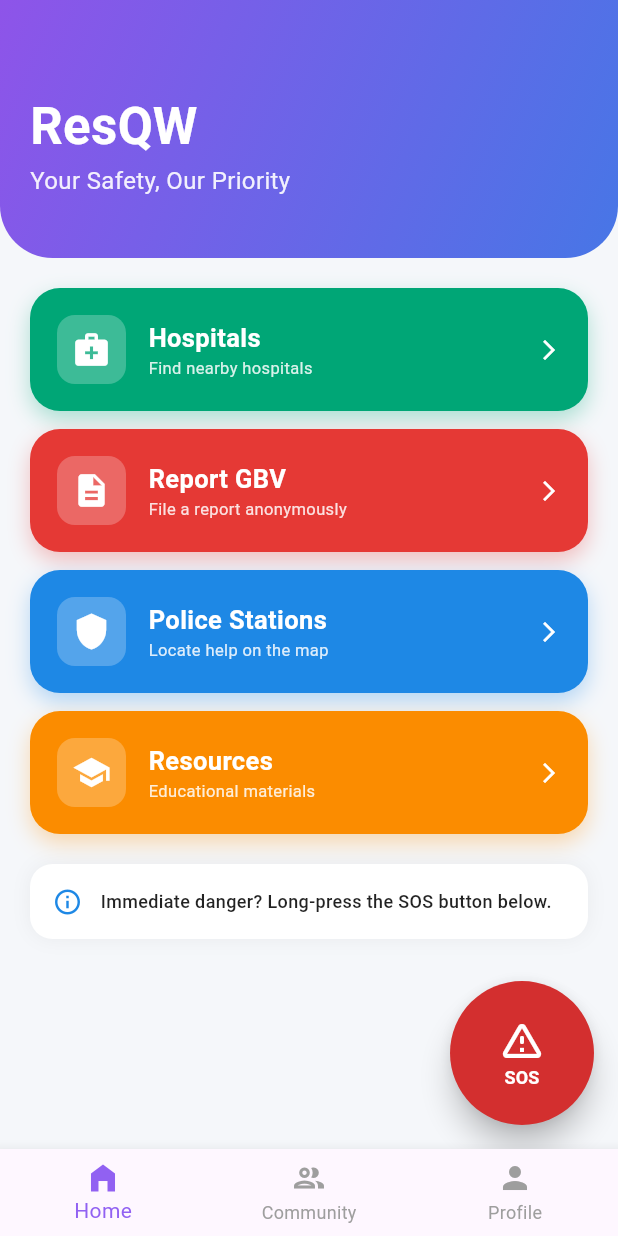
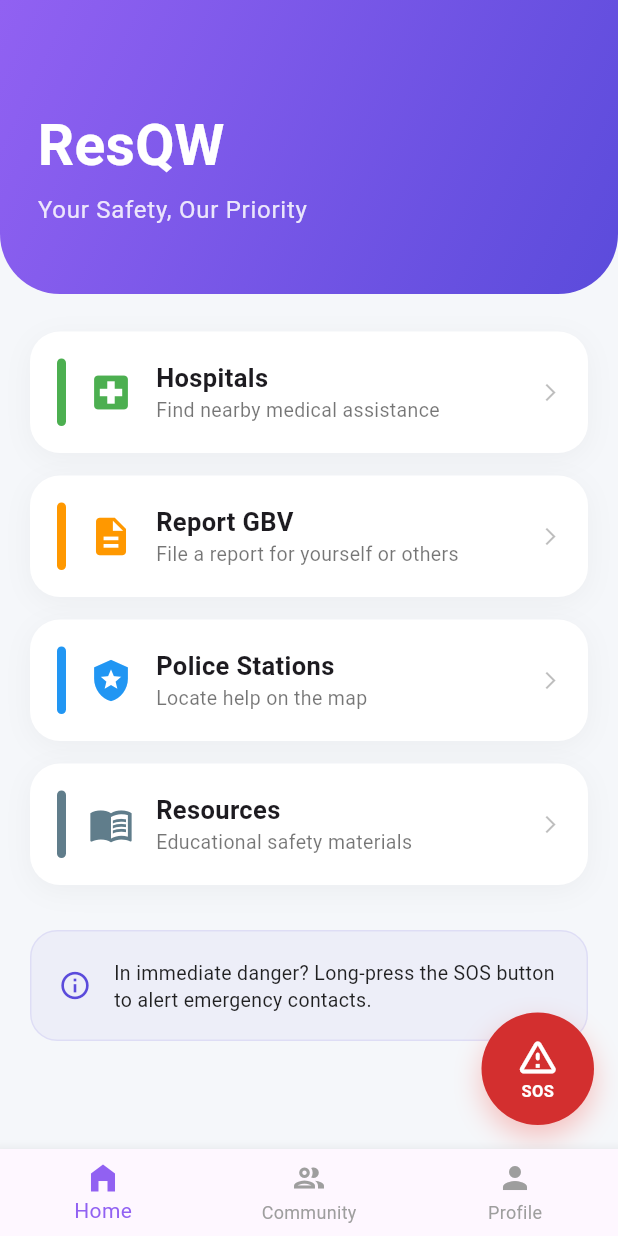
Before and after one commit to BeatriceNzilani/resqw_mobileapp, a Flutter app: the screen it shows after launch, on a phone screen of 412 x 824 dp. Run offline on Flutter 3.47's test engine with Material 3 defaults, Android fonts, the phone set to English and light mode, and no system bars; our stand-ins replace supabase_flutter; accounts and stored records are empty.

Commit message:
Updated home screen UI

```diff
--- a/lib/screens/home_screen.dart
+++ b/lib/screens/home_screen.dart
@@ -9,121 +9,189 @@ class HomeScreen extends StatelessWidget {
       backgroundColor: const Color(0xFFF5F7FA),
       body: Column(
         children: [
-          // GRADIENT HEADER
-          Container(
+          _buildGradientHeader(),
+          Expanded(
+            child: SingleChildScrollView(
+              padding: const EdgeInsets.symmetric(horizontal: 20, vertical: 25),
+              child: Column(
+                children: [
+                  _buildActionCard(
+                    title: "Hospitals",
+                    subtitle: "Find nearby medical assistance",
+                    icon: Icons.local_hospital,
+                    color: Colors.green,
+                    onTap: () => print("Navigate to Hospitals"),
+                  ),
+                  const SizedBox(height: 15),
+                  _buildActionCard(
+                    title: "Report GBV",
+                    subtitle: "File a report for yourself or others",
+                    icon: Icons.description,
+                    color: Colors.orange,
+                    onTap: () {
+                      print("Navigate to GBV Reporting Selection");
+                    },
+                  ),
+                  const SizedBox(height: 15),
+                  _buildActionCard(
+                    title: "Police Stations",
+                    subtitle: "Locate help on the map",
+                    icon: Icons.local_police,
+                    color: Colors.blue,
+                    onTap: () => print("Navigate to Police"),
+                  ),
+                  const SizedBox(height: 15),
+                  _buildActionCard(
+                    title: "Resources",
+                    subtitle: "Educational safety materials",
+                    icon: Icons.menu_book,
+                    color: Colors.blueGrey,
+                    onTap: () => print("Navigate to Resources"),
+                  ),
+                  const SizedBox(height: 30),
+                  _buildInfoBox(),
+                ],
+              ),
+            ),
+          ),
+        ],
+      ),
+      // MOVED TO THE RIGHT
+      floatingActionButton: _buildSOSButton(),
+      floatingActionButtonLocation: FloatingActionButtonLocation.endFloat,
+    );
+  }
+
+  // --- UI COMPONENTS ---
+
+  Widget _buildGradientHeader() {
+    return Container(
       width: double.infinity,
-            padding: const EdgeInsets.only(top: 60, left: 20, right: 20, bottom: 40),
+      padding: const EdgeInsets.only(top: 70, left: 25, right: 25, bottom: 45),
       decoration: const BoxDecoration(
         gradient: LinearGradient(
           begin: Alignment.topLeft,
           end: Alignment.bottomRight,
-                colors: [Color(0xFF8E54E9), Color(0xFF4776E6)],
+          // UPDATED PURPLE SHADES
+          colors: [Color(0xFF9161F2), Color(0xFF5B4BDB)],
         ),
         borderRadius: BorderRadius.only(
-                bottomLeft: Radius.circular(35),
-                bottomRight: Radius.circular(35),
+          bottomLeft: Radius.circular(40),
+          bottomRight: Radius.circular(40),
         ),
       ),
       child: Column(
         crossAxisAlignment: CrossAxisAlignment.start,
         children: [
-                const Text("ResQW",
-                  style: TextStyle(fontSize: 34, fontWeight: FontWeight.bold, color: Colors.white)),
-                Text("Your Safety, Our Priority",
-                  style: TextStyle(color: Colors.white.withOpacity(0.9), fontSize: 16)),
-              ],
+          const Text(
+            "ResQW",
+            style: TextStyle(fontSize: 38, fontWeight: FontWeight.bold, color: Colors.white),
           ),
-          ),
-
-          // STATIC ACTION CARDS
-          Padding(
-            padding: const EdgeInsets.symmetric(horizontal: 20, vertical: 20),
-            child: Column(
-              children: [
-                _buildActionCard("Hospitals", "Find nearby hospitals", const Color(0xFF00A676), Icons.medical_services),
-                const SizedBox(height: 12),
-                _buildActionCard("Report GBV", "File a report anonymously", const Color(0xFFE53935), Icons.description),
-                const SizedBox(height: 12),
-                _buildActionCard("Police Stations", "Locate help on the map", const Color(0xFF1E88E5), Icons.shield),
-                const SizedBox(height: 12),
-                _buildActionCard("Resources", "Educational materials", const Color(0xFFFB8C00), Icons.school),
-
-                const SizedBox(height: 20),
-
-                // EMERGENCY INFO BOX
-                Container(
-                  padding: const EdgeInsets.all(15),
-                  decoration: BoxDecoration(
-                    color: Colors.white,
-                    borderRadius: BorderRadius.circular(15),
-                    boxShadow: [BoxShadow(color: Colors.black.withOpacity(0.05), blurRadius: 10)],
-                  ),
-                  child: const Row(
-                    children: [
-                      Icon(Icons.info_outline, color: Color(0xFF1E88E5), size: 20),
-                      SizedBox(width: 12),
-                      Expanded(
-                        child: Text(
-                          "Immediate danger? Long-press the SOS button below.",
-                          style: TextStyle(fontSize: 12, color: Colors.black87, fontWeight: FontWeight.w500)
-                        ),
+          const SizedBox(height: 4),
+          Text(
+            "Your Safety, Our Priority",
+            style: TextStyle(color: Colors.white.withOpacity(0.85), fontSize: 16, letterSpacing: 0.5),
           ),
         ],
       ),
-                ),
-              ],
-            ),
-          ),
-        ],
-      ),
-
-      floatingActionButton: FloatingActionButton.large(
-        onPressed: () {
-          // Trigger Emergency Logic here
-        },
-        backgroundColor: Colors.red.shade700,
-        elevation: 8,
-        shape: const CircleBorder(),
-        child: const Column(
-          mainAxisAlignment: MainAxisAlignment.center,
-          children: [
-            Icon(Icons.warning_amber_rounded, color: Colors.white, size: 32),
-            Text("SOS", style: TextStyle(color: Colors.white, fontSize: 12, fontWeight: FontWeight.bold)),
-          ],
-        ),
-      ),
-      // bottomNavigationBar has been removed to avoid duplication with main.dart
     );
   }
 
-  Widget _buildActionCard(String title, String sub, Color color, IconData icon) {
-    return Container(
+  Widget _buildActionCard({
+    required String title,
+    required String subtitle,
+    required IconData icon,
+    required Color color,
+    required VoidCallback onTap,
+  }) {
+    return GestureDetector(
+      onTap: onTap,
+      child: Container(
         padding: const EdgeInsets.all(18),
         decoration: BoxDecoration(
-        color: color,
+          color: Colors.white,
           borderRadius: BorderRadius.circular(20),
-        boxShadow: [BoxShadow(color: color.withOpacity(0.3), blurRadius: 12, offset: const Offset(0, 6))],
+          boxShadow: [
+            BoxShadow(color: Colors.black.withOpacity(0.04), blurRadius: 15, offset: const Offset(0, 4)),
+          ],
         ),
         child: Row(
           children: [
             Container(
-            padding: const EdgeInsets.all(10),
-            decoration: BoxDecoration(color: Colors.white24, borderRadius: BorderRadius.circular(12)),
-            child: Icon(icon, color: Colors.white, size: 26),
+              width: 6,
+              height: 45,
+              decoration: BoxDecoration(color: color, borderRadius: BorderRadius.circular(10)),
             ),
+            const SizedBox(width: 15),
+            Icon(icon, color: color, size: 30),
             const SizedBox(width: 15),
             Expanded(
               child: Column(
                 crossAxisAlignment: CrossAxisAlignment.start,
                 children: [
-                Text(title, style: const TextStyle(color: Colors.white, fontSize: 17, fontWeight: FontWeight.bold)),
-                Text(sub, style: TextStyle(color: Colors.white.withOpacity(0.85), fontSize: 11)),
+                  Text(title, style: const TextStyle(fontSize: 17, fontWeight: FontWeight.bold)),
+                  Text(subtitle, style: const TextStyle(fontSize: 13, color: Colors.black54)),
                 ],
               ),
             ),
-          const Icon(Icons.arrow_forward_ios, color: Colors.white, size: 16),
+            const Icon(Icons.arrow_forward_ios, size: 14, color: Colors.black26),
+          ],
+        ),
+      ),
+    );
+  }
+
+  Widget _buildInfoBox() {
+    return Container(
+      padding: const EdgeInsets.all(18),
+      decoration: BoxDecoration(
+        color: const Color(0xFF5B4BDB).withOpacity(0.05),
+        borderRadius: BorderRadius.circular(18),
+        border: Border.all(color: const Color(0xFF5B4BDB).withOpacity(0.1)),
+      ),
+      child: const Row(
+        children: [
+          Icon(Icons.info_outline, color: Color(0xFF5B4BDB), size: 22),
+          SizedBox(width: 15),
+          Expanded(
+            child: Text(
+              "In immediate danger? Long-press the SOS button to alert emergency contacts.",
+              style: TextStyle(fontSize: 13, color: Colors.black87, height: 1.4),
+            ),
+          ),
         ],
       ),
     );
   }
+
+  Widget _buildSOSButton() {
+    return GestureDetector(
+      onLongPress: () => print("EMERGENCY TRIGGERED"),
+      child: Container(
+        height: 75, // Slightly smaller to fit better on the right
+        width: 75,
+        decoration: BoxDecoration(
+          color: Colors.red.shade700,
+          shape: BoxShape.circle,
+          boxShadow: [
+            BoxShadow(
+              color: Colors.red.withOpacity(0.3),
+              blurRadius: 15,
+              offset: const Offset(0, 8),
+            ),
+          ],
+        ),
+        child: const Column(
+          mainAxisAlignment: MainAxisAlignment.center,
+          children: [
+            Icon(Icons.warning_amber_rounded, color: Colors.white, size: 30),
+            Text(
+              "SOS",
+              style: TextStyle(color: Colors.white, fontSize: 11, fontWeight: FontWeight.bold),
+            ),
+          ],
+        ),
+      ),
+    );
   }
+}
```
Lines whose indentation alone changed are shown as unchanged.
